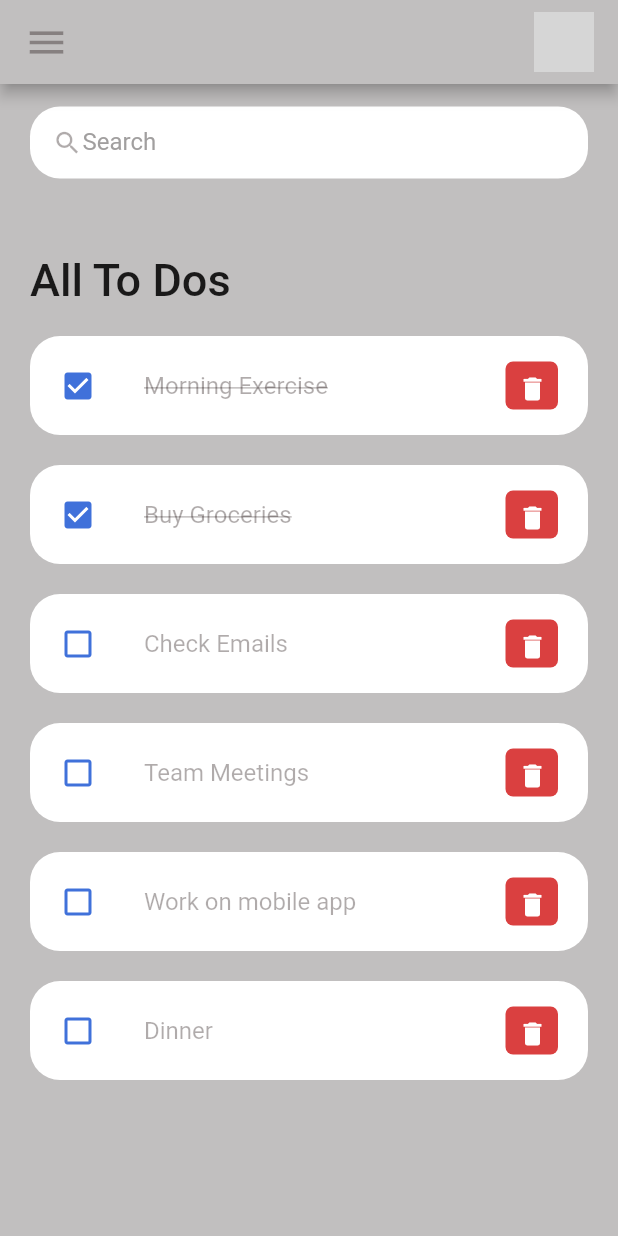
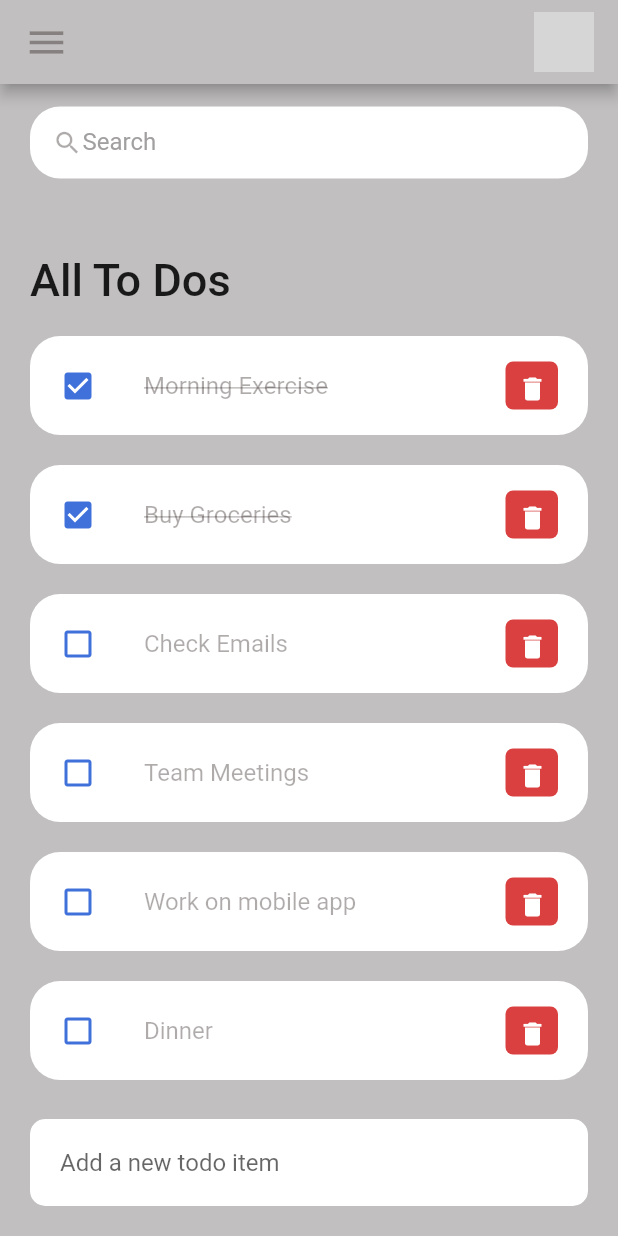
Before and after one commit to kirtijangid/To-Do_app, a Flutter app: the screen it shows after launch, on a phone screen of 412 x 824 dp. Run offline on Flutter 3.47's test engine with Material 2 defaults, Android fonts, the phone set to English and light mode, and no system bars; grey boxes are pictures that could not be loaded.

Commit message:
creating a text bar at the bottom of the page to add items

```diff
--- a/lib/screens/home.dart
+++ b/lib/screens/home.dart
@@ -13,7 +13,8 @@ class Home extends StatelessWidget {
     return Scaffold(
       backgroundColor: tdBGColor,
       appBar: _buildAppBar(),
-      body: Container(
+      body: Stack(children: [
+        Container(
           padding: EdgeInsets.symmetric(
             horizontal: 20,
             vertical: 15,
@@ -34,15 +35,48 @@ class Home extends StatelessWidget {
                         ),
                       ),
                     ),
-
-                  for( ToDo todo in todosList)
-                  ToDoItem(todo: todo,),
+                    for (ToDo todo in todosList)
+                      ToDoItem(
+                        todo: todo,
+                      ),
                   ],
                 ),
               ),
             ],
           ),
         ),
+        Align(
+          alignment: Alignment.bottomCenter,
+          child: Container(
+            margin: EdgeInsets.only(
+              bottom: 20,
+              right: 20,
+              left: 20,
+            ),
+            padding: EdgeInsets.symmetric(
+              horizontal: 20,
+              vertical: 5,
+            ),
+            decoration: BoxDecoration(
+              color: Colors.white,
+              boxShadow: const [
+                BoxShadow(
+                  color: Colors.grey,
+                  offset: Offset(0.0, 0.0),
+                  spreadRadius: 0.0,
+                ),
+              ],
+              borderRadius: BorderRadius.circular(10),
+            ),
+            child: TextField(
+              decoration: InputDecoration(
+                hintText: 'Add a new todo item',
+                border: InputBorder.none,
+              ),
+            ),
+          ),
+        ),
+      ]),
     );
   }
 
```
Lines whose indentation alone changed are shown as unchanged.
